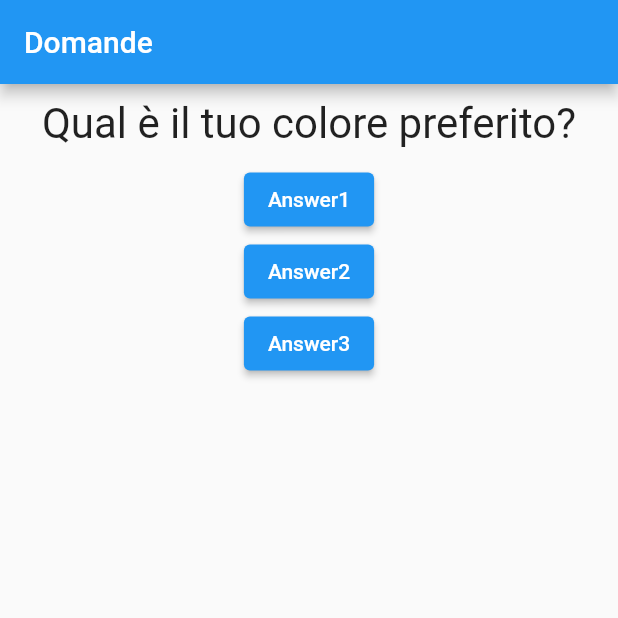
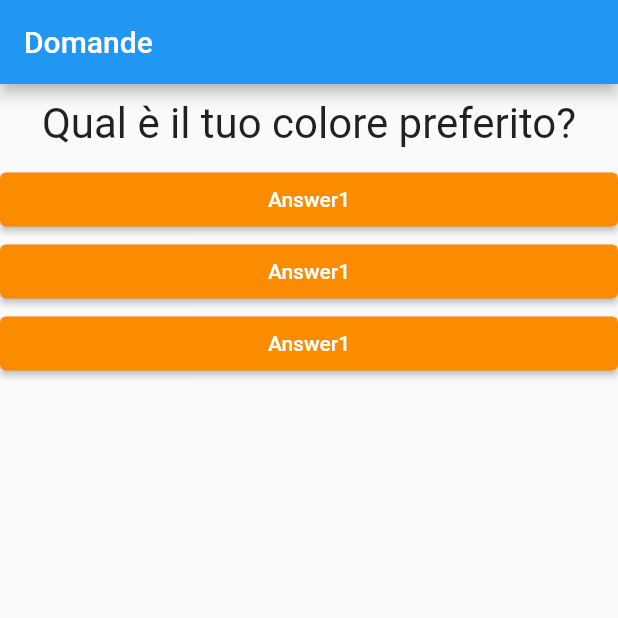
Before and after one commit to Kimo5ab3/flutter_test, a Flutter app: the screen it shows after launch, on a phone screen of 412 x 824 dp, the top half of it. Run offline on Flutter 3.47's test engine with Material 2 defaults, Android fonts, the phone set to English and light mode, and no system bars.

```diff
--- /dev/null
+++ b/lib/answer.dart
@@ -0,0 +1,21 @@
+import 'package:flutter/material.dart';
+
+class Answer extends StatelessWidget {
+  //voidCallback specifica una funzione che non accetta parametri in entrata e non ritorna niente
+  final VoidCallback selectHandler;
+  Answer(this.selectHandler);
+  @override
+  Widget build(BuildContext context) {
+    return Container(
+      width: double.infinity,
+      child: ElevatedButton(
+            style: ButtonStyle(
+              backgroundColor: MaterialStateProperty.all(Colors.orange.shade600),
+              foregroundColor: MaterialStateProperty.all(Colors.white),
+            ),
+            child: Text('Answer1'),
+            onPressed: selectHandler,
+          ),
+    );
+  }
+}
--- a/lib/main.dart
+++ b/lib/main.dart
@@ -1,6 +1,7 @@
 import 'package:flutter/material.dart';
 
 import './question.dart';
+import './answer.dart';
 
 //main() è la fuzione di entrata di tutta l'app
 void main() {
@@ -31,6 +32,13 @@ class _MyAppState extends State<MyApp> {
     //print(indiceDomanda);
   }
 
+  //Test di una funzione che diminuisce di 1 _indiceDomanda
+  // void _minusAnswerQuestion() {
+  //   setState(() {
+  //     _indiceDomanda -= 1;
+  //   });
+  // }
+
   //sovrascrittura del metodo build() della classe StatelessWidget passando come parametro un oggetto speciale di Flutter: BuildContext
   @override
   Widget build(BuildContext context) {
@@ -39,7 +47,6 @@ class _MyAppState extends State<MyApp> {
       'Qual è il tuo colore preferito?',
       'Qual è il tuo animale preferito?'
     ];
-
     //build() ritorna un widget
     return MaterialApp(
         home: Scaffold(
@@ -47,19 +54,9 @@ class _MyAppState extends State<MyApp> {
       body: Column(
         children: <Widget>[
           Question(domande[_indiceDomanda]),
-          ElevatedButton(
-            child: Text('Answer1'),
-            //richiamando il nome della funzione senza parentesi sto creando un puntatore alla funzione stessa
-            onPressed: _answerQuestion,
-          ),
-          ElevatedButton(
-            child: Text('Answer2'),
-            onPressed: () => print('Risposta 2 scelta'),
-          ),
-          ElevatedButton(
-            child: Text('Answer3'),
-            onPressed: () => print('Risposta 3 scelta'),
-          )
+          Answer(_answerQuestion),
+          Answer(_answerQuestion),
+          Answer(_answerQuestion),
         ],
       ),
     )); //MaterialApp è un widget di Flutter che accetta parametri denominati es-> home
```
